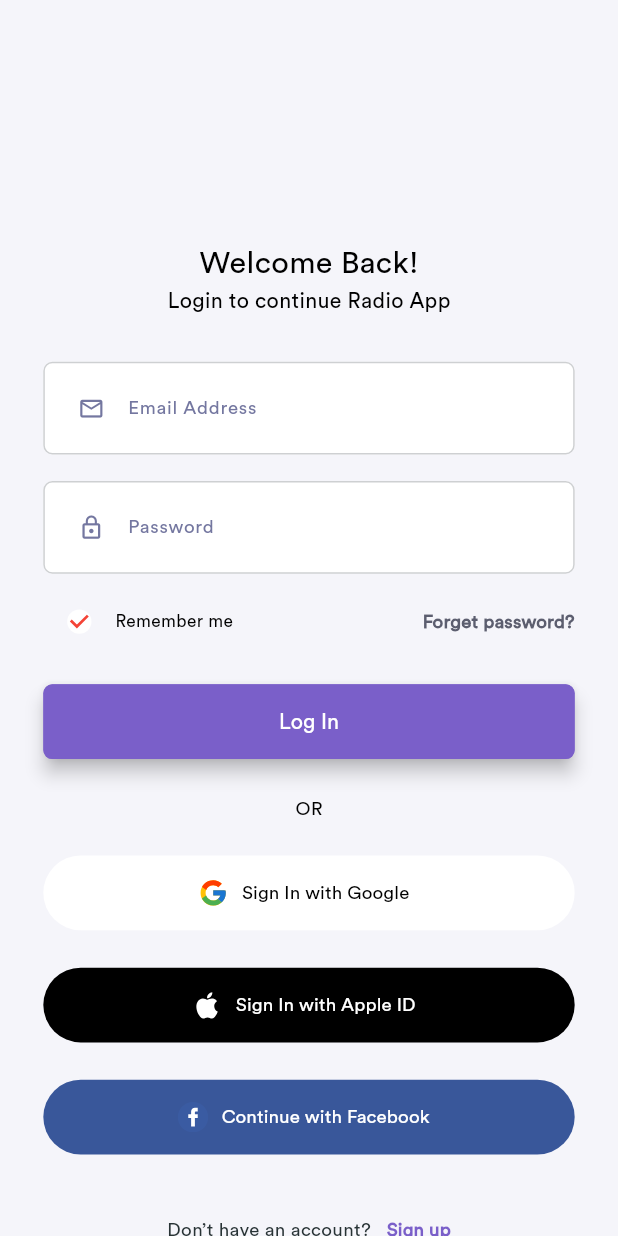
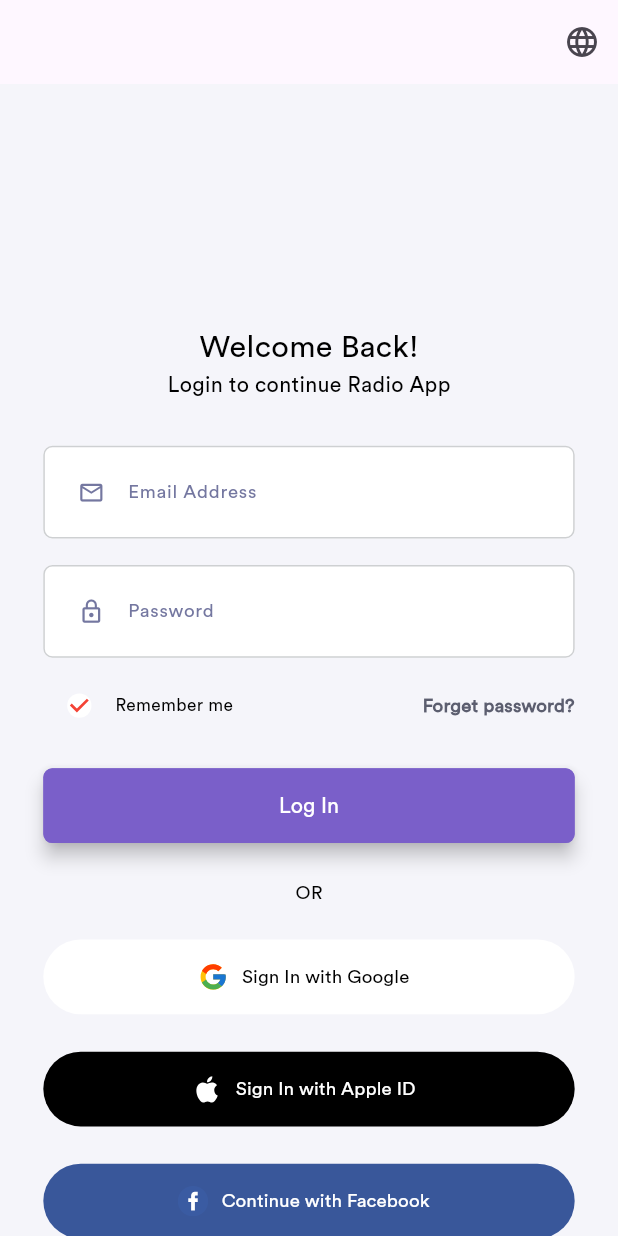
Before and after one commit to Abdelrahmann1/flutter_task, a Flutter app: the screen it shows after launch, on a phone screen of 412 x 824 dp. Run offline on Flutter 3.47's test engine with Material 3 defaults, Android fonts, the phone set to English and light mode, and no system bars; our stand-ins replace dio, flutter_screenutil, flutter_svg, fluttertoast, shared_preferences.

Commit message:
adding translation

```diff
--- a/lib/auth_provider/login_provider.dart
+++ b/lib/auth_provider/login_provider.dart
@@ -10,6 +10,15 @@ class LoginProvider extends ChangeNotifier {
   final TextEditingController emailController = TextEditingController();
   final TextEditingController passwordController = TextEditingController();
   final formkey = GlobalKey<FormState>();
+    bool _isArabic = false;
+
+  bool get isArabic => _isArabic;
+
+  void toggleLanguage() {
+    _isArabic = !_isArabic;
+    notifyListeners();
+  }
+
 
   Future<bool> login(String email, String password) async {
     if (email.isEmpty || password.isEmpty) {
--- a/lib/main.dart
+++ b/lib/main.dart
@@ -1,5 +1,7 @@
 import 'package:flutter/material.dart';
+import 'package:flutter_localizations/flutter_localizations.dart';
 import 'package:flutter_screenutil/flutter_screenutil.dart';
+import 'package:flutter_task/generated/l10n.dart';
 import 'package:flutter_task/screens/login/login_screen.dart';
 import 'package:flutter_task/utilities/theme.dart';
 import 'package:provider/provider.dart';
@@ -7,11 +9,19 @@ import 'package:provider/provider.dart';
 import 'auth_provider/login_provider.dart';
 
 void main() {
-  runApp(const MyApp());
+  runApp(
+    MultiProvider(
+      providers: [
+        ChangeNotifierProvider(create: (context) => LoginProvider()),
+        // Add other providers if needed
+      ],
+      child: const MyApp(),
+    ),
+  );
 }
 
 class MyApp extends StatelessWidget {
-  const MyApp({super.key});
+  const MyApp({Key? key}) : super(key: key);
 
   @override
   Widget build(BuildContext context) {
@@ -19,14 +29,19 @@ class MyApp extends StatelessWidget {
       designSize: const Size(428, 926),
       minTextAdapt: true,
       splitScreenMode: true,
-      child: ChangeNotifierProvider(
-        create: (context) => LoginProvider(),
-        child: MaterialApp(
-          debugShowCheckedModeBanner: false,
-          home: const LoginScreen(),
-          theme: AppTheme.getLightTheme(context),
-          themeMode: ThemeMode.light,
-        ),
+      child: MaterialApp(
+        locale: Provider.of<LoginProvider>(context).isArabic ? const Locale("ar") : const Locale("en"),
+        localizationsDelegates: [
+          S.delegate,
+          GlobalMaterialLocalizations.delegate,
+          GlobalWidgetsLocalizations.delegate,
+          GlobalCupertinoLocalizations.delegate,
+        ],
+        supportedLocales: S.delegate.supportedLocales,
+        debugShowCheckedModeBanner: false,
+        home: const LoginScreen(),
+        theme: AppTheme.getLightTheme(context),
+        themeMode: ThemeMode.light,
       ),
     );
   }
--- a/lib/screens/login/login_screen.dart
+++ b/lib/screens/login/login_screen.dart
@@ -1,7 +1,10 @@
 import 'package:flutter/material.dart';
+import 'package:flutter_task/auth_provider/login_provider.dart';
 import 'package:flutter_task/screens/login/widgets/login_form_widget.dart';
 import 'package:flutter_task/screens/login/widgets/login_welcome_widget.dart';
 import 'package:flutter_task/utilities/extensions.dart';
+import 'package:provider/provider.dart';
+
 class LoginScreen extends StatelessWidget {
   const LoginScreen({super.key});
 
@@ -9,12 +12,25 @@ class LoginScreen extends StatelessWidget {
   Widget build(BuildContext context) {
     return Scaffold(
       resizeToAvoidBottomInset: false,
-      body:  SingleChildScrollView(
+      appBar: AppBar(
+        actions: [
+          IconButton(
+            icon: Icon(Icons.language),
+            onPressed: () {
+              Provider.of<LoginProvider>(context, listen: false)
+                  .toggleLanguage();
+            },
+          ),
+        ],
+      ),
+      body: SingleChildScrollView(
         child: Column(
           crossAxisAlignment: CrossAxisAlignment.center,
           mainAxisAlignment: MainAxisAlignment.center,
           children: [
-            SizedBox(height: 181.screenHeightScale(),),
+            SizedBox(
+              height: 181.screenHeightScale(),
+            ),
             Column(
               children: [
                 const LoginWelcomeWidget(),
--- a/lib/screens/login/widgets/login_form_widget.dart
+++ b/lib/screens/login/widgets/login_form_widget.dart
@@ -1,4 +1,5 @@
 import 'package:flutter/material.dart';
+import 'package:flutter_task/generated/l10n.dart';
 import 'package:flutter_task/utilities/extensions.dart';
 import 'package:flutter_task/utilities/themes/app_colors.dart';
 import 'package:flutter_task/widgets/shared_widgets/build_text.dart';
@@ -26,7 +27,7 @@ class LoginFormWidget extends StatelessWidget {
           children: [
             BuildTextFormField(
               controller: loginProvider.emailController,
-              label: 'Email Address',
+              label:S.of(context).EmailAddress,
               preFix: Icons.mail_outline,
             ),
             20.screenHeightScale().sizedBox(),
@@ -54,8 +55,8 @@ class LoginFormWidget extends StatelessWidget {
                                 color: AppColors.textButtonColor, width: 5)),
                       ),
                     ),
-                    const BuildText(
-                      text: 'Remember me',
+                     BuildText(
+                      text: S.of(context).RememberMe,
                       color: AppColors.defaultButtonTextColor,
                       fontSize: 13,
                     )
@@ -70,8 +71,8 @@ class LoginFormWidget extends StatelessWidget {
                           tapTargetSize: MaterialTapTargetSize.shrinkWrap,
                           alignment: AlignmentDirectional.centerEnd),
                       onPressed: () {},
-                      child: const BuildText(
-                        text: 'Forget password?',
+                      child:  BuildText(
+                        text: S.of(context).ForgetPassword,
                         fontWeight: FontWeight.bold,
                         color: AppColors.textButtonColor,
                       ),
@@ -81,28 +82,28 @@ class LoginFormWidget extends StatelessWidget {
             20.screenHeightScale().sizedBox(),
             const LoginButton(),
             27.screenHeightScale().sizedBox(),
-            const BuildText(
-              text: 'OR',
+             BuildText(
+              text: S.of(context).OR,
               fontSize: 14,
               color: Colors.black,
             ),
             25.screenHeightScale().sizedBox(),
-            const BuildIconElevatedButton(
-              text: 'Sign In with Google',
+             BuildIconElevatedButton(
+              text: S.of(context).SignInwithGoogle,
               iconName: 'google',
               elevatedButtonColor: AppColors.fillColor,
             ),
             28.screenHeightScale().sizedBox(),
-            const BuildIconElevatedButton(
-              text: 'Sign In with Apple ID',
+             BuildIconElevatedButton(
+              text: S.of(context).SignInwithAppleID,
               iconName: 'apple_icon',
               iconColor: AppColors.fillColor,
               elevatedButtonColor: AppColors.defaultButtonTextColor,
               textColor: AppColors.fillColor,
             ),
             28.screenHeightScale().sizedBox(),
-            const BuildIconElevatedButton(
-              text: 'Continue with Facebook',
+             BuildIconElevatedButton(
+              text: S.of(context).ContinuewithFacebook,
               iconName: 'facebook_icon',
               elevatedButtonColor: Color(0xff39579A),
               textColor: AppColors.fillColor,
@@ -111,8 +112,8 @@ class LoginFormWidget extends StatelessWidget {
           Row(
             mainAxisAlignment: MainAxisAlignment.center,
             children: [
-              const BuildText(text: 'Don’t have an account? '),
-              BuildTextButton(text: 'Sign up', onPressed: () {}),
+               BuildText(text: S.of(context).DonthaveAnAccount),
+              BuildTextButton(text: S.of(context).SignUp, onPressed: () {}),
 
             ],
           ),
--- a/lib/screens/login/widgets/login_form_widget/login_button.dart
+++ b/lib/screens/login/widgets/login_form_widget/login_button.dart
@@ -1,4 +1,5 @@
 import 'package:flutter/material.dart';
+import 'package:flutter_task/generated/l10n.dart';
 import 'package:flutter_task/widgets/shared_widgets/build_elevated_button.dart';
 import 'package:provider/provider.dart';
 
@@ -10,14 +11,14 @@ class LoginButton extends StatelessWidget {
   @override
   Widget build(BuildContext context) {
     final loginProvider = Provider.of<LoginProvider>(context);
-
     return SizedBox(
       width: double.infinity,
-      child: BuildElevatedButton(text: 'Log In', onPressed: () {
-
-        loginProvider.login(loginProvider.emailController.text, loginProvider.passwordController.text);
-
-      }),
+      child: BuildElevatedButton(
+          text: S.of(context).LogIn,
+          onPressed: () {
+            loginProvider.login(loginProvider.emailController.text,
+                loginProvider.passwordController.text);
+          }),
     );
   }
 }
--- a/lib/screens/login/widgets/login_welcome_widget.dart
+++ b/lib/screens/login/widgets/login_welcome_widget.dart
@@ -1,4 +1,5 @@
 import 'package:flutter/material.dart';
+import 'package:flutter_task/generated/l10n.dart';
 import 'package:flutter_task/utilities/extensions.dart';
 import 'package:flutter_task/utilities/themes/DefaultStyle.dart';
 import 'package:flutter_task/widgets/shared_widgets/build_text.dart';
@@ -11,11 +12,11 @@ class LoginWelcomeWidget extends StatelessWidget {
     return Column(
       children: [
         BuildText(
-          text: 'Welcome Back!',
+          text:S.of(context).welcomeBack,
          style: DefaultStyle.title,
         ),
         BuildText(
-          text: 'Login to continue Radio App',
+          text: S.of(context).LoginToContinueRadioApp,
           style: DefaultStyle.title.copyWith(fontSize: 16.scaledPixels()),
         ),
       ],
```
Also changed, not shown: lib/l10n/intl_ar.arb (added, +30 -0 lines), lib/l10n/intl_en.arb (added, +17 -0 lines), lib/screens/login/widgets/login_form_widget/terms_of_service.dart (+10 -12 lines), pubspec.yaml (+4 -6 lines), lib/generated/intl/messages_all.dart (added), lib/generated/intl/messages_ar.dart (added), lib/generated/intl/messages_en.dart (added), lib/generated/l10n.dart (added), pubspec.lock, 1 other file.
